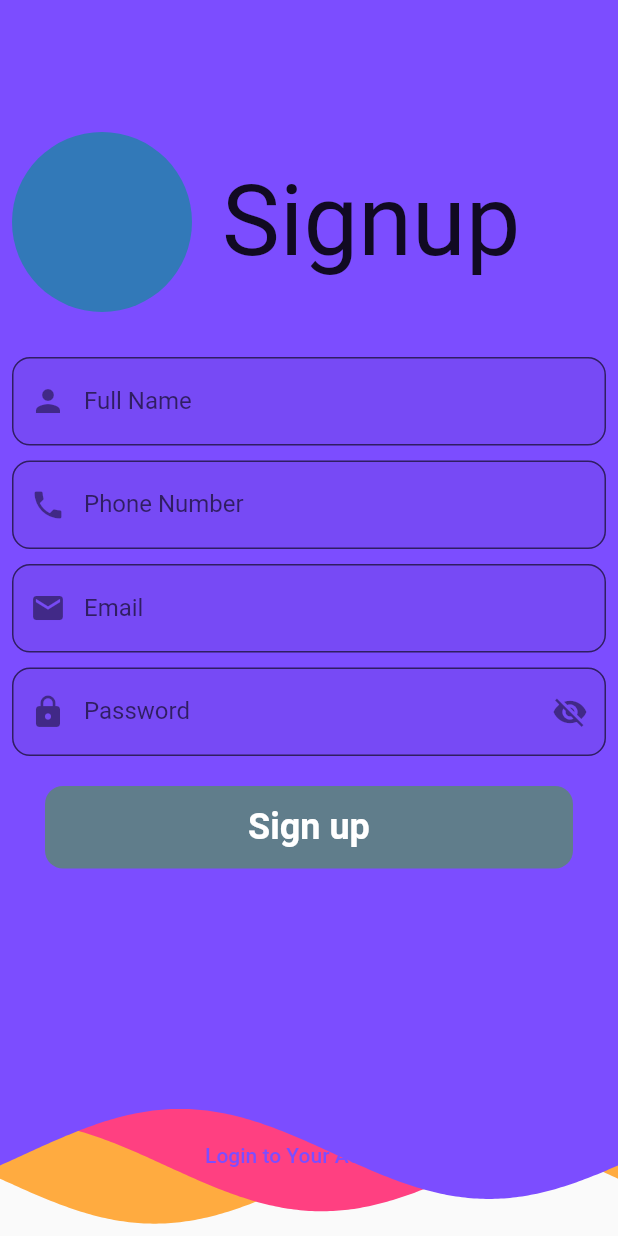
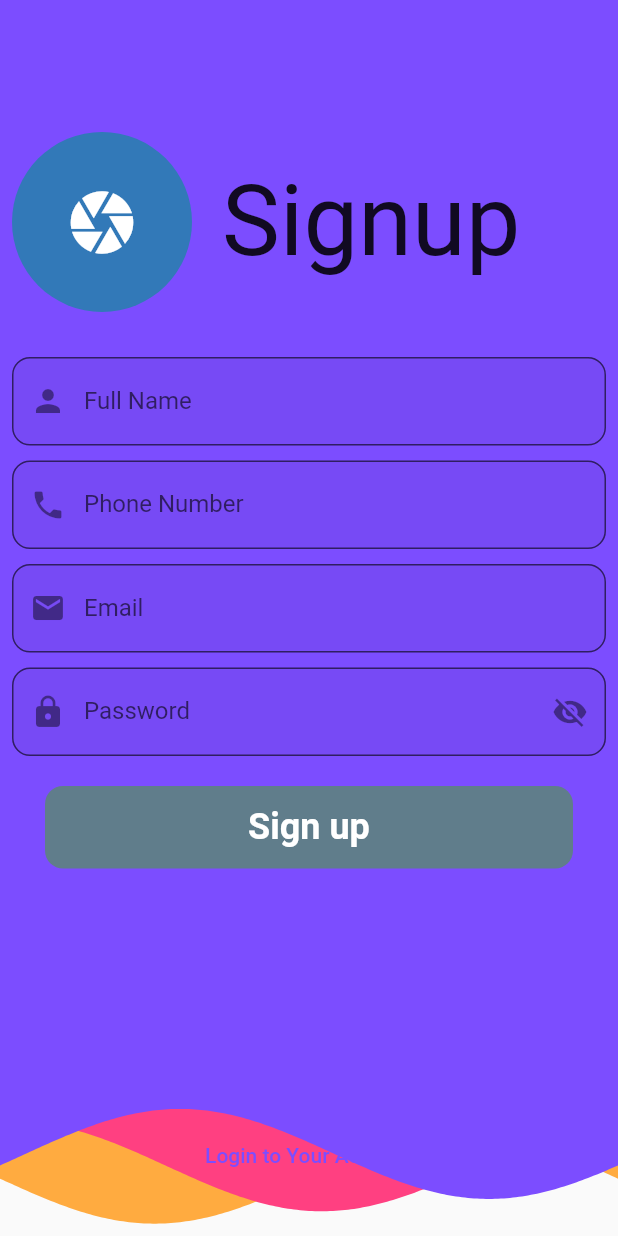
Before and after one commit to jim-2000/stact-ecommerce_flutter, a Flutter app: the LogInScreen screen opened by its route, after a tap on "Login", after a tap on "Create an Account", on a phone screen of 412 x 824 dp. Run offline on Flutter 3.47's test engine with Material 2 defaults, Android fonts, the phone set to English and light mode, and no system bars; drawn by our look-alikes of wave; our stand-ins replace backdrop, badges, carousel_pro_nullsafety, firebase_auth, firebase_core, flutter_swiper_null_safety and 5 more; accounts and stored records are empty; network calls fail.

Commit message:
signup and loging is done

```diff
--- a/lib/controller/Themecontroller.dart
+++ b/lib/controller/Themecontroller.dart
@@ -1,9 +1,9 @@
-// ignore: file_names
 import 'package:flutter/material.dart';
 import 'package:shared_preferences/shared_preferences.dart';
 
 class ThemeNotifier with ChangeNotifier {
   late bool _isDark;
+
   //
   bool get isDark => _isDark;
 
--- a/lib/screens/auth/Login.dart
+++ b/lib/screens/auth/Login.dart
@@ -1,5 +1,10 @@
+import 'package:firebase_auth/firebase_auth.dart';
 import 'package:flutter/material.dart';
+import 'package:provider/provider.dart';
+import 'package:stack/controller/auth/authController.dart';
+import 'package:stack/navScreens/bottom_nav_Screen.dart';
 import 'package:stack/screens/auth/SignUpScreen.dart';
+import 'package:stack/widgets/alerts/global_Dialog.dart';
 import 'package:stack/widgets/wave/customWave.dart';
 
 class LogInScreen extends StatefulWidget {
@@ -22,17 +27,35 @@ class _LogInScreenState extends State<LogInScreen> {
   String _password = '';
 
   bool _isVisible = false;
+  bool _isLoading = false;
+  GlobalMethods globalMethods = GlobalMethods();
+  FirebaseAuth _auth = FirebaseAuth.instance;
+  FocusNode _passwordFocusNode = FocusNode();
 
-  void _submitData() {
+  void _submitData() async {
     final _isValid = _formKey.currentState!.validate();
     FocusScope.of(context).unfocus();
     if (_isValid) {
+      setState(() {
+        _isLoading = true;
+      });
       _formKey.currentState!.save();
-      print(_email);
+    }
+    try {
+      await _auth
+          .signInWithEmailAndPassword(
+              email: _email.toLowerCase().trim(), password: _password.trim())
+          .then((value) =>
+              Navigator.canPop(context) ? Navigator.pop(context) : null);
+      // Navigator.of(context).pushReplacementNamed(BottomNavScreen.routesName);
+    } on FirebaseAuthException catch (e) {
+      globalMethods.authDialoge(context, e.code, e.message.toString());
+    } finally {
+      setState(() {
+        _isLoading = false;
+      });
     }
   }
-
-  FocusNode _passwordFocusNode = FocusNode();
 
   @override
   void dispose() {
@@ -42,7 +65,10 @@ class _LogInScreenState extends State<LogInScreen> {
 
   @override
   Widget build(BuildContext context) {
+    final authProvider = Provider.of<AuthProvider>(context);
+
     return Scaffold(
+      resizeToAvoidBottomInset: false,
       body: Stack(
         children: [
           RotatedBox(
@@ -58,7 +84,7 @@ class _LogInScreenState extends State<LogInScreen> {
                   mainAxisAlignment: MainAxisAlignment.start,
                   children: [
                     const SizedBox(height: 80),
-                    Center(
+                    const Center(
                       child: Text(
                         'Login',
                         style: TextStyle(fontSize: 65),
@@ -132,7 +158,11 @@ class _LogInScreenState extends State<LogInScreen> {
                         ),
                         width: MediaQuery.of(context).size.width - 60,
                         height: 55,
-                        child: Center(
+                        child: _isLoading
+                            ? Center(
+                                child: CircularProgressIndicator(),
+                              )
+                            : Center(
                                 child: Text(
                                   'Login',
                                   style: TextStyle(
--- a/lib/screens/auth/SignUpScreen.dart
+++ b/lib/screens/auth/SignUpScreen.dart
@@ -1,12 +1,12 @@
 import 'dart:io';
-
+import 'package:firebase_auth/firebase_auth.dart';
 import 'package:flutter/material.dart';
-
 import 'package:image_picker/image_picker.dart';
+import 'package:provider/provider.dart';
+import 'package:stack/controller/auth/authController.dart';
 import 'package:stack/screens/auth/Login.dart';
+import 'package:stack/widgets/alerts/global_Dialog.dart';
 import 'package:stack/widgets/wave/customWave.dart';
-import 'package:wave/config.dart';
-import 'package:wave/wave.dart';
 import 'package:permission_handler/permission_handler.dart';
 
 class SignupScreen extends StatefulWidget {
@@ -19,24 +19,20 @@ class SignupScreen extends StatefulWidget {
 }
 
 class _SignupScreenState extends State<SignupScreen> {
-//
 // request a user for permission first
 
-  //
-  void _chanageVisibility() {
-    setState(() {
-      _isVisible = !_isVisible;
-    });
-  }
-
+// variable
   final _formKey = GlobalKey<FormState>();
-
   String _email = '';
   String _password = '';
   String _fullName = '';
   late int _phoneNumber;
   File? _image;
-
+  bool _isVisible = false;
+  bool _isLoading = false;
+  GlobalMethods globalMethods = GlobalMethods();
+  FirebaseAuth _auth = FirebaseAuth.instance;
+// functions
   Future _getImage() async {
     if (await Permission.contacts.request().isGranted) {
       final image = await ImagePicker().pickImage(source: ImageSource.gallery);
@@ -55,13 +51,27 @@ class _SignupScreenState extends State<SignupScreen> {
     });
   }
 
-  bool _isVisible = false;
-
-  void _submitData() {
+  void _submitData() async {
     final _isValid = _formKey.currentState!.validate();
     FocusScope.of(context).unfocus();
     if (_isValid) {
       _formKey.currentState!.save();
+      setState(() {
+        _isLoading = true;
+      });
+    }
+    try {
+      await _auth
+          .createUserWithEmailAndPassword(
+              email: _email.toLowerCase().trim(), password: _password.trim())
+          .then((value) =>
+              Navigator.canPop(context) ? Navigator.pop(context) : null);
+    } on FirebaseAuthException catch (e) {
+      globalMethods.authDialoge(context, e.code, e.message.toString());
+    } finally {
+      setState(() {
+        _isLoading = false;
+      });
     }
   }
 
@@ -79,7 +89,12 @@ class _SignupScreenState extends State<SignupScreen> {
 
   @override
   Widget build(BuildContext context) {
+    final authProvider = Provider.of<AuthProvider>(context);
+
+    //
+
     return Scaffold(
+      resizeToAvoidBottomInset: false,
       body: Stack(
         children: [
           RotatedBox(
@@ -105,14 +120,14 @@ class _SignupScreenState extends State<SignupScreen> {
                                 _image == null ? null : FileImage(_image!),
                             backgroundColor: Colors.teal.withOpacity(0.6),
                             child: Icon(
-                              _image == null ? null : Icons.camera,
+                              _image == null ? Icons.camera : null,
                               color: Colors.white,
                               size: 50,
                             ),
                           ),
                         ),
                         const SizedBox(width: 20),
-                        Text(
+                        const Text(
                           'Signup',
                           style: TextStyle(fontSize: 65),
                         ),
@@ -200,7 +215,7 @@ class _SignupScreenState extends State<SignupScreen> {
                       },
                       onEditingComplete: _submitData,
                       obscureText: _isVisible,
-                      key: ValueKey('password'),
+                      key: const ValueKey('password'),
                       validator: (value) {
                         if (value!.isEmpty || value.length < 8) {
                           return 'Password must be atleast 8 units';
@@ -236,7 +251,11 @@ class _SignupScreenState extends State<SignupScreen> {
                         ),
                         width: MediaQuery.of(context).size.width - 60,
                         height: 55,
-                        child: Center(
+                        child: _isLoading
+                            ? Center(
+                                child: CircularProgressIndicator(),
+                              )
+                            : Center(
                                 child: Text(
                                   'Sign up',
                                   style: TextStyle(
@@ -262,7 +281,7 @@ class _SignupScreenState extends State<SignupScreen> {
                     Navigator.of(context)
                         .pushReplacementNamed(LogInScreen.routeName);
                   },
-                  child: Text(
+                  child: const Text(
                     'Login to Your Account',
                     style: TextStyle(color: Colors.deepPurpleAccent),
                   ),
--- a/lib/screens/cart_screen.dart
+++ b/lib/screens/cart_screen.dart
@@ -1,9 +1,6 @@
-import 'dart:ffi';
-
 import 'package:provider/provider.dart';
 import 'package:stack/navScreens/bottom_nav_Screen.dart';
 import 'package:stack/provider/cartProvider.dart';
-import 'package:stack/screens/homeScreen.dart';
 import 'package:stack/widgets/alerts/global_Dialog.dart';
 import 'package:stack/widgets/cart/emptyCart.dart';
 import 'package:stack/widgets/cart/fullCartscreen.dart';
@@ -43,7 +40,7 @@ class CartScreen extends StatelessWidget {
                       () => cartProvider.removeAll(),
                     );
                   },
-                  icon: Icon(Icons.delete),
+                  icon: const Icon(Icons.delete),
                 ),
               ],
             ),
--- a/lib/widgets/alerts/global_Dialog.dart
+++ b/lib/widgets/alerts/global_Dialog.dart
@@ -1,4 +1,5 @@
 import 'package:flutter/material.dart';
+import 'package:rflutter_alert/rflutter_alert.dart';
 
 class GlobalMethods {
   Future<void> showSnackBar(BuildContext context, String message, String title,
@@ -18,7 +19,7 @@ class GlobalMethods {
           ),
           actions: <Widget>[
             ElevatedButton(
-              child: Text('Yes'),
+              child: const Text('Yes'),
               onPressed: () {
                 callback();
                 Navigator.of(context).pop();
@@ -35,4 +36,28 @@ class GlobalMethods {
       },
     );
   }
+
+  Future<void> authDialoge(
+    BuildContext context,
+    String title,
+    String message,
+  ) {
+    return Alert(
+      context: context,
+      type: AlertType.error,
+      title: title,
+      desc: message,
+      buttons: [
+        DialogButton(
+          child: Text(
+            "Okay",
+            style: TextStyle(
+                color: Color.fromARGB(255, 20, 184, 156), fontSize: 20),
+          ),
+          onPressed: () => Navigator.pop(context),
+          width: 120,
+        )
+      ],
+    ).show();
+  }
 }
--- /dev/null
+++ b/my.git.txt
@@ -0,0 +1,3 @@
+git remote add origin https://github.com/jim-2000/stact-ecommerce_flutter.git
+git branch -M main
+git push -u origin main
```
Also changed, not shown: lib/controller/auth/authController.dart (added, +92 -0 lines), lib/main.dart (+9 -2 lines), lib/screens/AppScreen.dart (added, +19 -0 lines), lib/screens/Landing/Landing.dart (+27 -31 lines), lib/screens/auth/authStateScreen.dart (added, +30 -0 lines), lib/screens/userScreen.dart (+9 -4 lines), pubspec.yaml (+5 -5 lines), pubspec.lock, 5 other files. Lines whose indentation alone changed are shown as unchanged.
